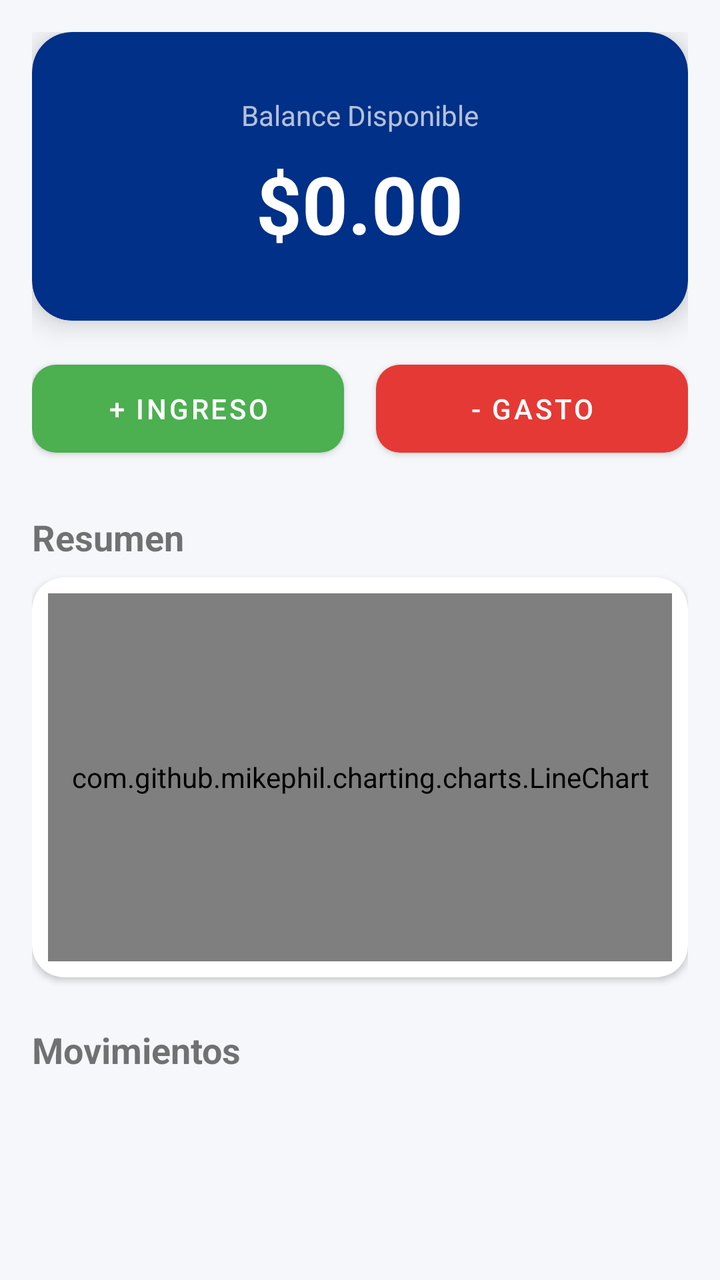
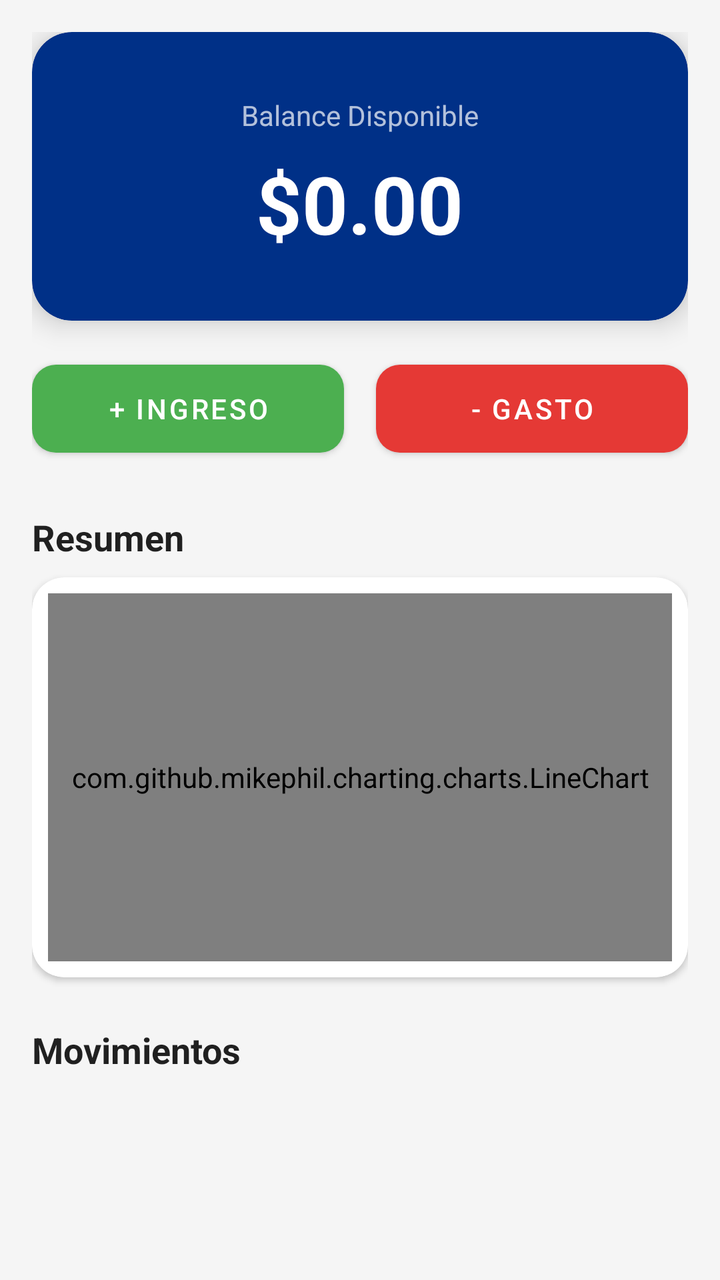

Before-and-after screenshots of an Android layout around one commit, followed by the original layout XML and the change that was made.
<!-- AndroidManifest.xml: application theme Theme.Finance -->
<!-- res/layout/fragment_resumen.xml -->
<?xml version="1.0" encoding="utf-8"?>

<androidx.core.widget.NestedScrollView
    xmlns:android="http://schemas.android.com/apk/res/android"
    xmlns:app="http://schemas.android.com/apk/res-auto"
    android:layout_width="match_parent"
    android:layout_height="match_parent"
    android:fillViewport="true"
    android:background="#F5F7FA">

    <LinearLayout
        android:layout_width="match_parent"
        android:layout_height="wrap_content"
        android:orientation="vertical"
        android:padding="16dp">

        <com.google.android.material.card.MaterialCardView
            android:layout_width="match_parent"
            android:layout_height="wrap_content"
            app:cardCornerRadius="20dp"
            app:cardElevation="8dp"
            app:cardBackgroundColor="#003087">

            <LinearLayout
                android:layout_width="match_parent"
                android:layout_height="wrap_content"
                android:orientation="vertical"
                android:gravity="center"
                android:padding="32dp">

                <TextView
                    android:layout_width="wrap_content"
                    android:layout_height="wrap_content"
                    android:text="Balance Disponible"
                    android:textColor="#B3FFFFFF"/>

                <TextView
                    android:id="@+id/tvTotalBalance"
                    android:layout_width="wrap_content"
                    android:layout_height="wrap_content"
                    android:text="$0.00"
                    android:textColor="#FFFFFF"
                    android:textSize="40sp"
                    android:textStyle="bold"
                    android:layout_marginTop="8dp"/>
            </LinearLayout>
        </com.google.android.material.card.MaterialCardView>

        <LinearLayout
            android:layout_width="match_parent"
            android:layout_height="wrap_content"
            android:orientation="horizontal"
            android:layout_marginTop="16dp"
            android:weightSum="2">

            <com.google.android.material.button.MaterialButton
                android:id="@+id/btnIncome"
                android:layout_width="0dp"
                android:layout_height="56dp"
                android:layout_weight="1"
                android:text="+ Ingreso"
                android:layout_marginEnd="8dp"
                app:cornerRadius="12dp"
                app:backgroundTint="#4CAF50"/>

            <com.google.android.material.button.MaterialButton
                android:id="@+id/btnExpense"
                android:layout_width="0dp"
                android:layout_height="56dp"
                android:layout_weight="1"
                android:text="- Gasto"
                android:layout_marginStart="8dp"
                app:cornerRadius="12dp"
                app:backgroundTint="#E53935"/>
        </LinearLayout>

        <TextView
            android:layout_width="wrap_content"
            android:layout_height="wrap_content"
            android:text="Resumen"
            android:textSize="18sp"
            android:textStyle="bold"
            android:layout_marginTop="24dp"
            android:layout_marginBottom="8dp"/>

        <com.google.android.material.card.MaterialCardView
            android:layout_width="match_parent"
            android:layout_height="200dp"
            app:cardCornerRadius="16dp"
            app:cardElevation="2dp"
            app:cardBackgroundColor="#FFFFFF">

            <com.github.mikephil.charting.charts.LineChart
                android:id="@+id/lineChart"
                android:layout_width="match_parent"
                android:layout_height="match_parent"
                android:layout_margin="8dp"/>
        </com.google.android.material.card.MaterialCardView>

        <TextView
            android:layout_width="wrap_content"
            android:layout_height="wrap_content"
            android:text="Movimientos"
            android:textSize="18sp"
            android:textStyle="bold"
            android:layout_marginTop="24dp"
            android:layout_marginBottom="8dp"/>

        <androidx.recyclerview.widget.RecyclerView
            android:id="@+id/recyclerView"
            android:layout_width="match_parent"
            android:layout_height="wrap_content"
            app:layoutManager="androidx.recyclerview.widget.LinearLayoutManager"
            android:nestedScrollingEnabled="false"/>

    </LinearLayout>
</androidx.core.widget.NestedScrollView>
<!-- resources referenced by this layout -->
<resources>
  <style name="Theme.Finance" parent="Theme.MaterialComponents.DayNight.NoActionBar">
          <item name="colorPrimary">#1A237E</item>
          <item name="colorPrimaryVariant">#000051</item>
          <item name="colorOnPrimary">@color/white</item>
  
          <item name="colorSecondary">#2E7D32</item>
          <item name="colorSecondaryVariant">#005005</item>
          <item name="colorOnSecondary">@color/white</item>
  
          <item name="android:statusBarColor">?attr/colorPrimaryVariant</item>
  
          <item name="android:windowBackground">#F5F5F5</item>
      </style>
  <color name="white">#FFFFFFFF</color>
</resources>

<!-- the commit's change to res/layout/fragment_resumen.xml (unified diff, before → after) -->
@@ -6,7 +6,7 @@
     android:layout_width="match_parent"
     android:layout_height="match_parent"
     android:fillViewport="true"
-    android:background="#F5F7FA">
+    android:background="?android:attr/windowBackground">
 
     <LinearLayout
         android:layout_width="match_parent"
@@ -80,6 +80,7 @@
             android:text="Resumen"
             android:textSize="18sp"
             android:textStyle="bold"
+            android:textColor="?android:attr/textColorPrimary"
             android:layout_marginTop="24dp"
             android:layout_marginBottom="8dp"/>
 
@@ -88,7 +89,7 @@
             android:layout_height="200dp"
             app:cardCornerRadius="16dp"
             app:cardElevation="2dp"
-            app:cardBackgroundColor="#FFFFFF">
+            app:cardBackgroundColor="?attr/colorSurface">
 
             <com.github.mikephil.charting.charts.LineChart
                 android:id="@+id/lineChart"
@@ -103,6 +104,7 @@
             android:text="Movimientos"
             android:textSize="18sp"
             android:textStyle="bold"
+            android:textColor="?android:attr/textColorPrimary"
             android:layout_marginTop="24dp"
             android:layout_marginBottom="8dp"/>
 
<!-- resource entries referenced after the edit -->
@@ -1,17 +1,20 @@
 <!-- resources referenced by this layout -->
 <resources>
   <style name="Theme.Finance" parent="Theme.MaterialComponents.DayNight.NoActionBar">
+          
           <item name="colorPrimary">#1A237E</item>
           <item name="colorPrimaryVariant">#000051</item>
           <item name="colorOnPrimary">@color/white</item>
   
+          
           <item name="colorSecondary">#2E7D32</item>
           <item name="colorSecondaryVariant">#005005</item>
           <item name="colorOnSecondary">@color/white</item>
   
           <item name="android:statusBarColor">?attr/colorPrimaryVariant</item>
-  
           <item name="android:windowBackground">#F5F5F5</item>
+          <item name="colorSurface">#FFFFFF</item>
+          <item name="colorOnSurface">#1E1E1E</item>
       </style>
   <color name="white">#FFFFFFFF</color>
 </resources>
